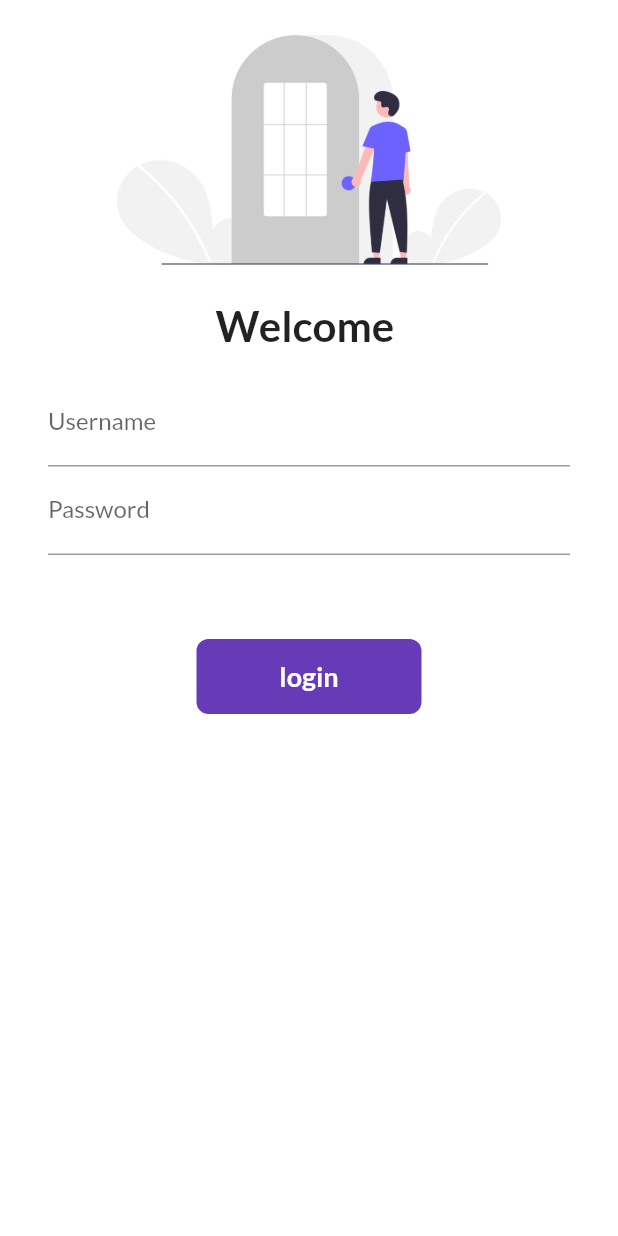
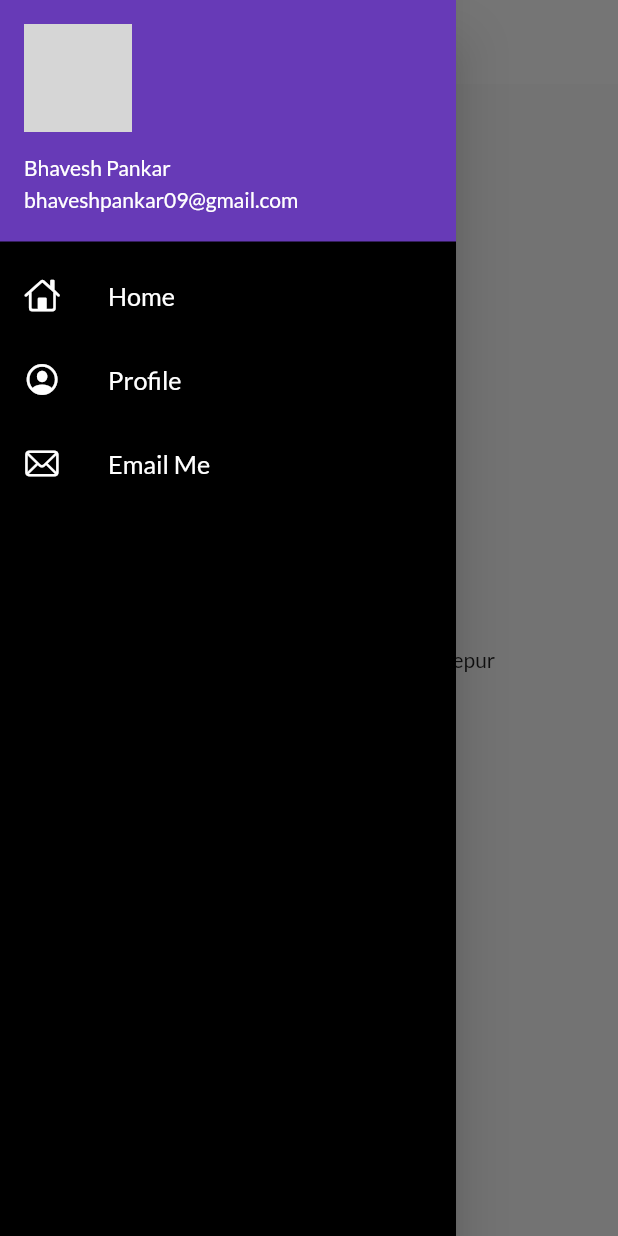
Before and after one commit to Bhaveshpankar/30daysofflutter, a Flutter app: the screen it shows after launch, with the side drawer open (before the commit the screen has no drawer), on a phone screen of 412 x 824 dp. Run offline on Flutter 3.47's test engine with Material 2 defaults, Android fonts, the phone set to English and light mode, and no system bars; our stand-ins replace form_field_validator, google_fonts; missing offline and left inert: dart:js; network calls fail; grey boxes are pictures that could not be loaded.

Commit message:
theme extracted

```diff
--- a/lib/Pages/home_page.dart
+++ b/lib/Pages/home_page.dart
@@ -1,6 +1,8 @@
 // ignore_for_file: camel_case_types, prefer_const_constructors, avoid_unnecessary_containers, use_key_in_widget_constructors
 
 import 'package:flutter/material.dart';
+
+import '../widgets/drawer.dart';
 
 class homepage extends StatelessWidget {
   final int days = 30;
@@ -11,13 +13,14 @@ class homepage extends StatelessWidget {
     return Scaffold(
       appBar: AppBar(
         title: Text("Catalog App"),
+
       ),
       body: Center(
         child: Container(
           child: Text("welcome to $days days of flutter by $name"),
         ),
       ),
-      drawer: Drawer(),
+      drawer: Mydrawer(),
     );
   }
 }
--- a/lib/main.dart
+++ b/lib/main.dart
@@ -1,9 +1,10 @@
-// ignore_for_file: use_key_in_widget_constructors
+// ignore_for_file: use_key_in_widget_constructors, prefer_const_constructors, deprecated_member_use
 
 import 'package:flutter/material.dart';
 import 'package:flutter_application_1/Pages/home_page.dart';
 import 'package:flutter_application_1/Pages/login_page.dart';
 import 'package:flutter_application_1/utility/routes.dart';
+import 'package:flutter_application_1/widgets/theme.dart';
 import 'package:google_fonts/google_fonts.dart';
 
 void main() {
@@ -14,16 +15,11 @@ class MyApp extends StatelessWidget {
   @override
   Widget build(BuildContext context) {
     return MaterialApp(
-      themeMode: ThemeMode.light,
-      theme: ThemeData(
-        primarySwatch: Colors.deepPurple,
-        fontFamily: GoogleFonts.lato().fontFamily,
-        ),
-
-      darkTheme: ThemeData(
-        brightness: Brightness.dark,
-      ),
-      initialRoute: "/",
+    themeMode: ThemeMode.light,
+      theme: Mytheme.lightTheme(context),
+      darkTheme:Mytheme.darkTheme(context),
+      debugShowCheckedModeBanner: false,
+      initialRoute: MyRoutes.homeRoute,
       routes: {
         "/": (context) => loginPage(),
         MyRoutes.homeRoute: (context) => homepage(),
--- /dev/null
+++ b/lib/widgets/drawer.dart
@@ -0,0 +1,75 @@
+// ignore_for_file: prefer_const_constructors
+
+import 'package:flutter/cupertino.dart';
+import 'package:flutter/material.dart';
+
+class Mydrawer extends StatelessWidget {
+  const Mydrawer({Key? key}) : super(key: key);
+
+  @override
+  Widget build(BuildContext context) {
+    final imageUrl =
+        "https://cdn.pixabay.com/photo/2018/04/12/04/26/letter-b-3312512_960_720.jpg";
+    return Drawer(
+      child: Container(
+        color:Colors.black,
+        child: ListView(
+          padding: EdgeInsets.zero,
+          children: [
+            DrawerHeader(
+              padding: EdgeInsets.zero,
+              child: UserAccountsDrawerHeader(
+                  margin: EdgeInsets.zero,
+                  accountName: Text("Bhavesh Pankar"),
+                  accountEmail: Text("bhaveshpankar09@gmail.com"),
+                  currentAccountPicture: CircleAvatar(
+                    backgroundImage: NetworkImage(imageUrl),
+                  ),
+                )
+              ),
+              ListTile(
+                leading: Icon(
+                  CupertinoIcons.home,
+                  color: Colors.white,
+                ),
+                title: Text(
+                  "Home",
+                  textScaleFactor: 1.2,
+                  style: TextStyle(
+                    color: Colors.white,
+                  ),
+                ),
+              ),
+              ListTile(
+                leading: Icon(
+                  CupertinoIcons.profile_circled,
+                  color: Colors.white,
+                ),
+                title: Text(
+                  "Profile",
+                  textScaleFactor: 1.2,
+                  style: TextStyle(
+                    color: Colors.white,
+                  ),
+                ),
+              ),
+              ListTile(
+                leading: Icon(
+                  CupertinoIcons.mail,
+                  color: Colors.white,
+                ),
+                title: Text(
+                  "Email Me" ,
+                  textScaleFactor: 1.2,
+                  style: TextStyle(
+                    color: Colors.white,
+                  ),
+                ),
+              )
+
+          ],
+        ),
+      ),
+    );
+  }
+}
--- /dev/null
+++ b/lib/widgets/theme.dart
@@ -0,0 +1,23 @@
+// ignore_for_file: deprecated_member_use
+
+import 'dart:js';
+
+import 'package:flutter/material.dart';
+import 'package:google_fonts/google_fonts.dart';
+
+
+class Mytheme{
+ static ThemeData lightTheme(BuildContext context) => ThemeData(
+    primarySwatch: Colors.deepPurple,
+    fontFamily: GoogleFonts.lato().fontFamily,
+    appBarTheme: AppBarTheme(
+      color: Colors.white,
+      elevation: 0.0,
+      iconTheme: IconThemeData(color: Colors.black),
+      textTheme: Theme.of(context).textTheme,
+  ));
+
+
+  static ThemeData darkTheme(BuildContext context) => ThemeData(
+  brightness: Brightness.dark,);
+}
--- a/pubspec.yaml
+++ b/pubspec.yaml
@@ -29,6 +29,7 @@ environment:
 dependencies:
   flutter:
     sdk: flutter
+  form_field_validator: ^1.0.1
 
 
   # The following adds the Cupertino Icons font to your application.
```
Also changed, not shown: lib/Pages/login_page.dart (+49 -31 lines), assets/images/hey.png (added), assets/images/welcome.png (added), pubspec.lock.
